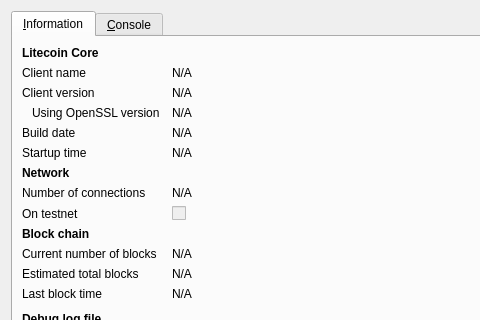
Before: the Qt Designer form litecoin/src/qt/forms/rpcconsole.ui in kgrover/kshitcoin, drawn with Qt 5; both pictures show x 0 to 480 and y 0 to 320 of the 740 by 450 pixel window.
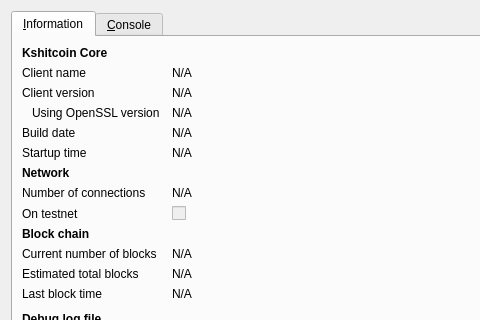
After: the same form once the commit is applied. Icons and pictures are not drawn.

The edit to the form file:
```diff
--- a/litecoin/src/qt/forms/rpcconsole.ui
+++ b/litecoin/src/qt/forms/rpcconsole.ui
@@ -36,7 +36,7 @@
           </font>
          </property>
          <property name="text">
-          <string>Litecoin Core</string>
+          <string>Kshitcoin Core</string>
          </property>
         </widget>
        </item>
```
Left out of the diff: 6 changed lines with no effect on the pictures.
